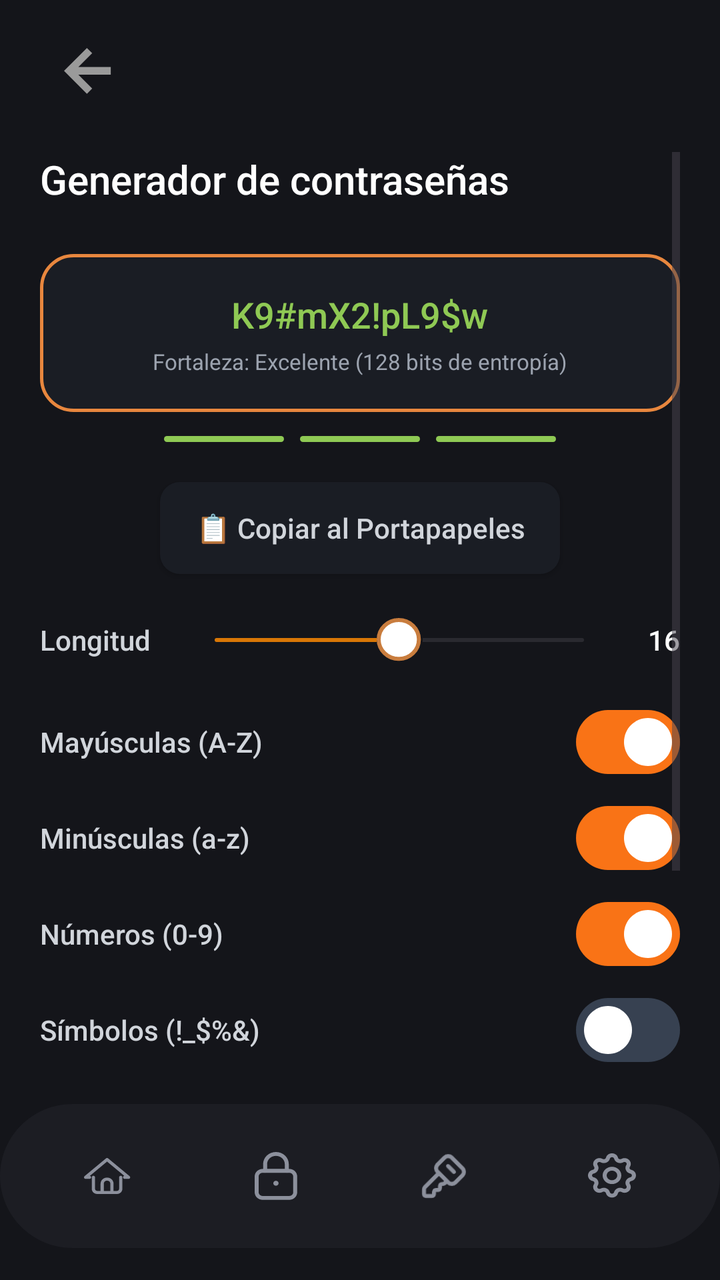
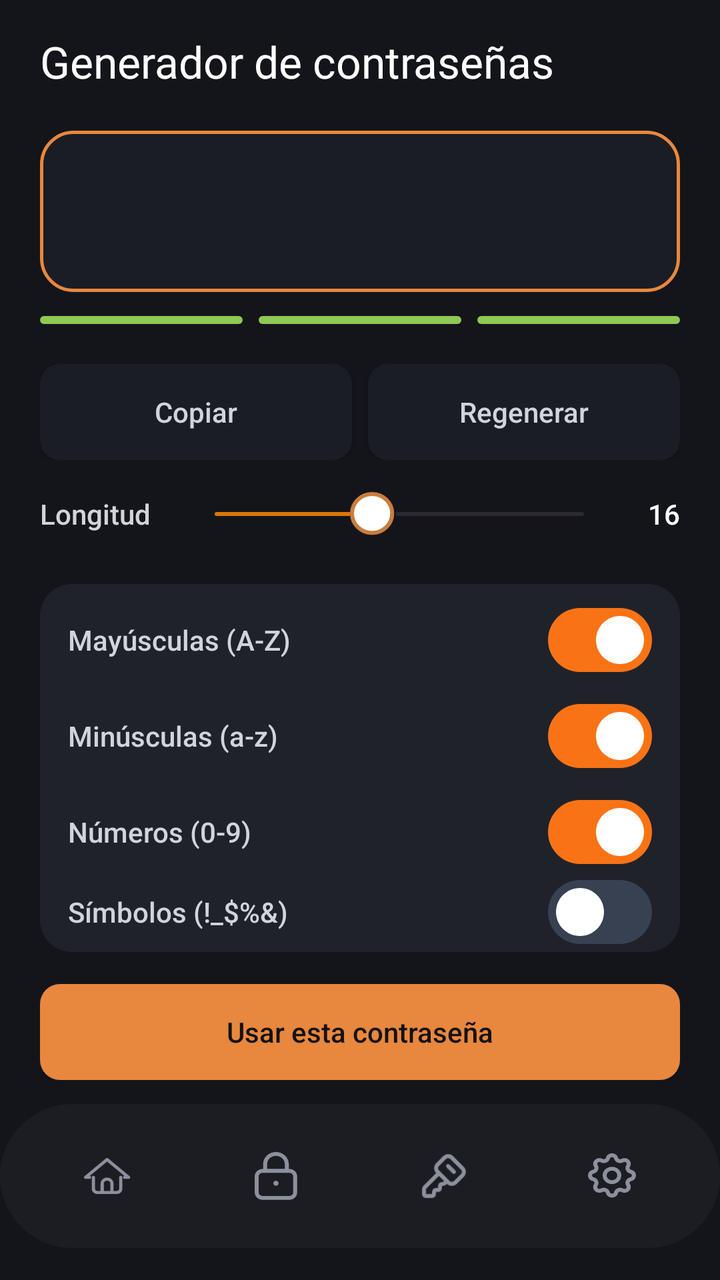

The first picture is an Android layout as it rendered before a commit; the second is the same layout after the commit. The layout source and the unified diff follow.
<!-- AndroidManifest.xml: application theme Theme.MyApplication -->
<!-- res/layout/activity_password_generator.xml -->
<?xml version="1.0" encoding="utf-8"?>
<androidx.constraintlayout.widget.ConstraintLayout xmlns:android="http://schemas.android.com/apk/res/android"
    xmlns:app="http://schemas.android.com/apk/res-auto"
    android:layout_width="match_parent"
    android:layout_height="match_parent"
    android:background="@color/bg_main">

    
    <ScrollView
        android:layout_width="0dp"
        android:layout_height="0dp"
        android:fillViewport="true"
        android:clipToPadding="false"
        android:paddingHorizontal="20dp"
        android:paddingTop="16dp"
        android:paddingBottom="24dp"
        app:layout_constraintTop_toBottomOf="@+id/btnBack"
        app:layout_constraintBottom_toTopOf="@+id/bottomNavContainer"
        app:layout_constraintStart_toStartOf="parent"
        app:layout_constraintEnd_toEndOf="parent">

        <LinearLayout
            android:layout_width="match_parent"
            android:layout_height="wrap_content"
            android:orientation="vertical">

            
            <TextView
                android:layout_width="wrap_content"
                android:layout_height="wrap_content"
                android:layout_marginTop="0dp"
                android:layout_marginBottom="24dp"
                android:fontFamily="sans-serif-medium"
                android:text="@string/generator_title"
                android:textColor="#FFFFFF"
                android:textSize="20sp" />

            
            <LinearLayout
                android:layout_width="match_parent"
                android:layout_height="wrap_content"
                android:layout_marginBottom="12dp"
                android:background="@drawable/bg_card_password_border"
                android:gravity="center"
                android:orientation="vertical"
                android:paddingHorizontal="16dp"
                android:paddingVertical="18dp">

                <TextView
                    android:id="@+id/tvGeneratedPassword"
                    android:layout_width="wrap_content"
                    android:layout_height="wrap_content"
                    android:layout_marginBottom="4dp"
                    android:fontFamily="sans-serif-medium"
                    android:text="K9#mX2!pL9$w"
                    android:textColor="#8FC954"
                    android:textSize="18sp" />

                <TextView
                    android:id="@+id/tvStrengthLabel"
                    android:layout_width="wrap_content"
                    android:layout_height="wrap_content"
                    android:fontFamily="sans-serif"
                    android:text="@string/generator_strength_hint"
                    android:textColor="#9CA3AF"
                    android:textSize="11sp" />
            </LinearLayout>

            
            <LinearLayout
                android:layout_width="match_parent"
                android:layout_height="wrap_content"
                android:layout_marginBottom="20dp"
                android:gravity="center"
                android:orientation="horizontal">

                <View
                    android:id="@+id/viewBar1"
                    android:layout_width="60dp"
                    android:layout_height="3dp"
                    android:layout_marginEnd="8dp"
                    android:background="@drawable/bg_strength_bar_thin" />

                <View
                    android:id="@+id/viewBar2"
                    android:layout_width="60dp"
                    android:layout_height="3dp"
                    android:layout_marginEnd="8dp"
                    android:background="@drawable/bg_strength_bar_thin" />

                <View
                    android:id="@+id/viewBar3"
                    android:layout_width="60dp"
                    android:layout_height="3dp"
                    android:background="@drawable/bg_strength_bar_thin" />
            </LinearLayout>

            
            <androidx.appcompat.widget.AppCompatButton
                android:id="@+id/btnCopy"
                android:layout_width="200dp"
                android:layout_height="46dp"
                android:layout_gravity="center"
                android:layout_marginBottom="22dp"
                android:background="@drawable/bg_card_rounded"
                android:fontFamily="sans-serif-medium"
                android:text="@string/generator_copy"
                android:textAllCaps="false"
                android:textColor="#D1D5DB"
                android:textSize="14sp" />

            
            <LinearLayout
                android:layout_width="match_parent"
                android:layout_height="wrap_content"
                android:layout_marginBottom="24dp"
                android:gravity="center_vertical"
                android:orientation="horizontal">

                <TextView
                    android:layout_width="wrap_content"
                    android:layout_height="wrap_content"
                    android:fontFamily="sans-serif-medium"
                    android:text="@string/generator_length"
                    android:textColor="#D1D5DB"
                    android:textSize="14sp" />

                <SeekBar
                    android:id="@+id/seekBarLength"
                    android:layout_width="0dp"
                    android:layout_height="wrap_content"
                    android:layout_marginStart="16dp"
                    android:layout_marginEnd="16dp"
                    android:layout_weight="1"
                    android:max="32"
                    android:minHeight="2dp"
                    android:maxHeight="2dp"
                    android:progress="16"
                    android:progressDrawable="@drawable/bg_seekbar_thick"
                    android:thumb="@drawable/vector_5" />

                <TextView
                    android:id="@+id/tvLengthValue"
                    android:layout_width="wrap_content"
                    android:layout_height="wrap_content"
                    android:fontFamily="sans-serif-medium"
                    android:text="16"
                    android:textColor="#FFFFFF"
                    android:textSize="14sp" />
            </LinearLayout>

            
            <LinearLayout
                android:layout_width="match_parent"
                android:layout_height="wrap_content"
                android:layout_marginBottom="24dp"
                android:orientation="vertical">

                
                <LinearLayout
                    android:layout_width="match_parent"
                    android:layout_height="wrap_content"
                    android:layout_marginBottom="16dp"
                    android:gravity="center_vertical"
                    android:orientation="horizontal">

                    <TextView
                        android:layout_width="0dp"
                        android:layout_height="wrap_content"
                        android:layout_weight="1"
                        android:fontFamily="sans-serif-medium"
                        android:text="@string/generator_uppercase"
                        android:textColor="#D1D5DB"
                        android:textSize="14sp" />

                    <androidx.appcompat.widget.SwitchCompat
                        android:id="@+id/switchUppercase"
                        android:layout_width="52dp"
                        android:layout_height="32dp"
                        android:checked="true"
                        android:background="@drawable/switch_custom_selector"
                        android:thumb="@null"
                        app:track="@null" />
                </LinearLayout>

                
                <LinearLayout
                    android:layout_width="match_parent"
                    android:layout_height="wrap_content"
                    android:layout_marginBottom="16dp"
                    android:gravity="center_vertical"
                    android:orientation="horizontal">

                    <TextView
                        android:layout_width="0dp"
                        android:layout_height="wrap_content"
                        android:layout_weight="1"
                        android:fontFamily="sans-serif-medium"
                        android:text="@string/generator_lowercase"
                        android:textColor="#D1D5DB"
                        android:textSize="14sp" />

                    <androidx.appcompat.widget.SwitchCompat
                        android:id="@+id/switchLowercase"
                        android:layout_width="52dp"
                        android:layout_height="32dp"
                        android:checked="true"
                        android:background="@drawable/switch_custom_selector"
                        android:thumb="@null"
                        app:track="@null" />
                </LinearLayout>

                
                <LinearLayout
                    android:layout_width="match_parent"
                    android:layout_height="wrap_content"
                    android:layout_marginBottom="16dp"
                    android:gravity="center_vertical"
                    android:orientation="horizontal">

                    <TextView
                        android:layout_width="0dp"
                        android:layout_height="wrap_content"
                        android:layout_weight="1"
                        android:fontFamily="sans-serif-medium"
                        android:text="Números (0-9)"
                        android:textColor="#D1D5DB"
                        android:textSize="14sp" />

                    <androidx.appcompat.widget.SwitchCompat
                        android:id="@+id/switchNumbers"
                        android:layout_width="52dp"
                        android:layout_height="32dp"
                        android:checked="true"
                        android:background="@drawable/switch_custom_selector"
                        android:thumb="@null"
                        app:track="@null" />
                </LinearLayout>

                
                <LinearLayout
                    android:layout_width="match_parent"
                    android:layout_height="wrap_content"
                    android:gravity="center_vertical"
                    android:orientation="horizontal">

                    <TextView
                        android:layout_width="0dp"
                        android:layout_height="wrap_content"
                        android:layout_weight="1"
                        android:fontFamily="sans-serif-medium"
                        android:text="Símbolos (!_$%&amp;)"
                        android:textColor="#D1D5DB"
                        android:textSize="14sp" />

                    <androidx.appcompat.widget.SwitchCompat
                        android:id="@+id/switchSymbols"
                        android:layout_width="52dp"
                        android:layout_height="32dp"
                        android:background="@drawable/switch_custom_selector"
                        android:thumb="@null"
                        app:track="@null" />
                </LinearLayout>
            </LinearLayout>

            
            <androidx.appcompat.widget.AppCompatButton
                android:id="@+id/btnGenerateNew"
                android:layout_width="match_parent"
                android:layout_height="48dp"
                android:layout_marginBottom="12dp"
                android:background="@drawable/bg_card_rounded"
                android:fontFamily="sans-serif-medium"
                android:text="Generar de nuevo"
                android:textAllCaps="false"
                android:textColor="#D1D5DB"
                android:textSize="14sp" />

            <androidx.appcompat.widget.AppCompatButton
                android:id="@+id/btnAcceptPassword"
                android:layout_width="match_parent"
                android:layout_height="48dp"
                android:layout_marginBottom="16dp"
                android:background="@drawable/bg_button_orange"
                android:fontFamily="sans-serif-medium"
                android:text="Continuar con esta contraseña"
                android:textAllCaps="false"
                android:textColor="#121212"
                android:textSize="14sp" />

        </LinearLayout>
    </ScrollView>

    
    <ImageView
        android:id="@+id/btnBack"
        android:layout_width="48dp"
        android:layout_height="48dp"
        android:padding="12dp"
        android:layout_marginStart="20dp"
        android:layout_marginTop="12dp"
        android:contentDescription="Volver"
        android:src="@drawable/flecha"
        app:layout_constraintStart_toStartOf="parent"
        app:layout_constraintTop_toTopOf="parent" />

    
    <include
        android:id="@+id/bottomNavContainer"
        layout="@layout/layout_bottom_nav"
        android:layout_width="0dp"
        android:layout_height="72dp"
        android:layout_marginBottom="16dp"
        app:layout_constraintBottom_toBottomOf="parent"
        app:layout_constraintEnd_toEndOf="parent"
        app:layout_constraintStart_toStartOf="parent" />

</androidx.constraintlayout.widget.ConstraintLayout>
<!-- res/layout/layout_bottom_nav.xml (included above) -->
<?xml version="1.0" encoding="utf-8"?>
<LinearLayout xmlns:android="http://schemas.android.com/apk/res/android"
    xmlns:app="http://schemas.android.com/apk/res-auto"
    android:id="@+id/bottomNavContainer"
    android:layout_width="match_parent"
    android:layout_height="72dp"
    android:layout_marginHorizontal="24dp"
    android:layout_marginBottom="16dp"
    android:background="@drawable/bg_bottom_nav"
    android:elevation="8dp"
    android:gravity="center_vertical"
    android:orientation="horizontal"
    android:paddingHorizontal="12dp">

    
    <LinearLayout
        android:id="@+id/btnNavHome"
        android:layout_width="0dp"
        android:layout_height="48dp"
        android:layout_weight="1"
        android:clickable="true"
        android:focusable="true"
        android:gravity="center"
        android:orientation="horizontal">

        <ImageView
            android:id="@+id/ivNavHome"
            android:layout_width="24dp"
            android:layout_height="24dp"
            android:src="@drawable/ic_home"
            app:tint="#8C909C" />
    </LinearLayout>

    
    <LinearLayout
        android:id="@+id/btnNavLock"
        android:layout_width="0dp"
        android:layout_height="48dp"
        android:layout_weight="1"
        android:clickable="true"
        android:focusable="true"
        android:gravity="center"
        android:orientation="horizontal">

        <ImageView
            android:id="@+id/ivNavLock"
            android:layout_width="24dp"
            android:layout_height="24dp"
            android:src="@drawable/ic_lock"
            app:tint="#8C909C" />
    </LinearLayout>

    
    <LinearLayout
        android:id="@+id/btnNavKey"
        android:layout_width="0dp"
        android:layout_height="48dp"
        android:layout_weight="1"
        android:clickable="true"
        android:focusable="true"
        android:gravity="center"
        android:orientation="horizontal">

        <ImageView
            android:id="@+id/ivNavKey"
            android:layout_width="24dp"
            android:layout_height="24dp"
            android:src="@drawable/ic_key"
            app:tint="#8C909C" />
    </LinearLayout>

    
    <LinearLayout
        android:id="@+id/btnNavSettings"
        android:layout_width="0dp"
        android:layout_height="48dp"
        android:layout_weight="1"
        android:clickable="true"
        android:focusable="true"
        android:gravity="center"
        android:orientation="horizontal">

        <ImageView
            android:id="@+id/ivNavSettings"
            android:layout_width="24dp"
            android:layout_height="24dp"
            android:src="@drawable/ic_settings"
            app:tint="#8C909C" />
    </LinearLayout>

</LinearLayout>
<!-- resources referenced by this layout -->
<resources>
  <color name="bg_main">#14151A</color>
  <!-- drawable bg_bottom_nav (drawable) -->
  <vector xmlns:android="http://schemas.android.com/apk/res/android"
      android:width="372dp"
      android:height="75dp"
      android:viewportWidth="372"
      android:viewportHeight="75">
    <path
        android:pathData="M334.58,0H37.42C16.75,0 0,16.79 0,37.5C0,58.21 16.75,75 37.42,75H334.58C355.25,75 372,58.21 372,37.5C372,16.79 355.25,0 334.58,0Z"
        android:fillColor="#1C1D23"/>
  </vector>
  <!-- drawable bg_button_orange (drawable) -->
  <?xml version="1.0" encoding="utf-8"?>
  <shape xmlns:android="http://schemas.android.com/apk/res/android"
      android:shape="rectangle">
      <solid android:color="#E8873E" />
      <corners android:radius="10dp" />
  </shape>
  <!-- drawable bg_card_password_border (drawable) -->
  <?xml version="1.0" encoding="utf-8"?>
  <shape xmlns:android="http://schemas.android.com/apk/res/android"
      android:shape="rectangle">
      <solid android:color="#1A1D24" />
      <stroke android:width="1.5dp" android:color="#E8873E" />
      <corners android:radius="16dp" />
  </shape>
  <!-- drawable bg_card_rounded (drawable) -->
  <?xml version="1.0" encoding="utf-8"?>
  <shape xmlns:android="http://schemas.android.com/apk/res/android"
      android:shape="rectangle">
      <solid android:color="#1A1D24" />
      <corners android:radius="10dp" />
  </shape>
  <!-- drawable bg_strength_bar_thin (drawable) -->
  <?xml version="1.0" encoding="utf-8"?>
  <shape xmlns:android="http://schemas.android.com/apk/res/android"
      android:shape="rectangle">
  
      
      <size android:height="5dp" />
  
      <solid android:color="#8FC954" />
      <corners android:radius="2dp" />
  </shape>
  <!-- drawable flecha (drawable) -->
  <vector xmlns:android="http://schemas.android.com/apk/res/android"
      android:width="15dp"
      android:height="15dp"
      android:viewportWidth="15"
      android:viewportHeight="15">
    <path
        android:pathData="M7.159,14.318L0,7.159L7.159,-0L8.807,1.633L4.482,5.959H14.616V8.359H4.482L8.807,12.677L7.159,14.318Z"
        android:fillColor="#9A9A9A"/>
  </vector>
  <!-- drawable switch_custom_selector (drawable) -->
  <?xml version="1.0" encoding="utf-8"?>
  <selector xmlns:android="http://schemas.android.com/apk/res/android">
      <item android:state_checked="true" android:drawable="@drawable/switch_checked" />
      <item android:state_checked="false" android:drawable="@drawable/switch_unchecked" />
  </selector>
  <!-- drawable vector_5 (drawable) -->
  <vector xmlns:android="http://schemas.android.com/apk/res/android"
      android:width="23dp"
      android:height="22dp"
      android:viewportWidth="23"
      android:viewportHeight="22">
    <path
        android:pathData="M11.05,20.447C16.601,20.447 21.1,16.094 21.1,10.723C21.1,5.353 16.601,1 11.05,1C5.5,1 1,5.353 1,10.723C1,16.094 5.5,20.447 11.05,20.447Z"
        android:strokeWidth="2"
        android:fillColor="#ffffff"
        android:strokeColor="#C97D3E"/>
  </vector>
  <string name="generator_copy">📋  Copiar al Portapapeles</string>
  <string name="generator_length">Longitud</string>
  <string name="generator_lowercase">Minúsculas (a-z)</string>
  <string name="generator_strength_hint">Fortaleza: Excelente (128 bits de entropía)</string>
  <string name="generator_title">Generador de contraseñas</string>
  <string name="generator_uppercase">Mayúsculas (A-Z)</string>
  <style name="Theme.MyApplication" parent="Base.Theme.MyApplication" />
  <style name="Base.Theme.MyApplication" parent="Theme.Material3.DayNight.NoActionBar">
          <item name="android:windowBackground">#000000</item>
      </style>
  <!-- unchanged entries left out for length: 7 -->
</resources>

<!-- the commit's change to res/layout/activity_password_generator.xml (unified diff, before → after) -->
@@ -14,7 +14,7 @@
         android:paddingHorizontal="20dp"
         android:paddingTop="16dp"
         android:paddingBottom="24dp"
-        app:layout_constraintTop_toBottomOf="@+id/btnBack"
+        app:layout_constraintTop_toTopOf="parent"
         app:layout_constraintBottom_toTopOf="@+id/bottomNavContainer"
         app:layout_constraintStart_toStartOf="parent"
         app:layout_constraintEnd_toEndOf="parent">
@@ -28,12 +28,11 @@
             <TextView
                 android:layout_width="wrap_content"
                 android:layout_height="wrap_content"
-                android:layout_marginTop="0dp"
-                android:layout_marginBottom="24dp"
-                android:fontFamily="sans-serif-medium"
+                android:layout_marginBottom="20dp"
+                android:fontFamily="@font/inter_bold"
                 android:text="@string/generator_title"
                 android:textColor="#FFFFFF"
-                android:textSize="20sp" />
+                android:textSize="22sp" />
 
             
             <LinearLayout
@@ -51,9 +50,10 @@
                     android:layout_width="wrap_content"
                     android:layout_height="wrap_content"
                     android:layout_marginBottom="4dp"
-                    android:fontFamily="sans-serif-medium"
-                    android:text="K9#mX2!pL9$w"
-                    android:textColor="#8FC954"
+                    android:fontFamily="monospace"
+                    android:gravity="center"
+                    android:textDirection="ltr"
+                    android:textColor="@color/text_primary"
                     android:textSize="18sp" />
 
                 <TextView
@@ -61,9 +61,9 @@
                     android:layout_width="wrap_content"
                     android:layout_height="wrap_content"
                     android:fontFamily="sans-serif"
-                    android:text="@string/generator_strength_hint"
+                    android:gravity="center"
                     android:textColor="#9CA3AF"
-                    android:textSize="11sp" />
+                    android:textSize="12sp" />
             </LinearLayout>
 
             
@@ -76,38 +76,59 @@
 
                 <View
                     android:id="@+id/viewBar1"
-                    android:layout_width="60dp"
-                    android:layout_height="3dp"
+                    android:layout_width="0dp"
+                    android:layout_weight="1"
+                    android:layout_height="4dp"
                     android:layout_marginEnd="8dp"
                     android:background="@drawable/bg_strength_bar_thin" />
 
                 <View
                     android:id="@+id/viewBar2"
-                    android:layout_width="60dp"
-                    android:layout_height="3dp"
+                    android:layout_width="0dp"
+                    android:layout_weight="1"
+                    android:layout_height="4dp"
                     android:layout_marginEnd="8dp"
                     android:background="@drawable/bg_strength_bar_thin" />
 
                 <View
                     android:id="@+id/viewBar3"
-                    android:layout_width="60dp"
-                    android:layout_height="3dp"
+                    android:layout_width="0dp"
+                    android:layout_weight="1"
+                    android:layout_height="4dp"
                     android:background="@drawable/bg_strength_bar_thin" />
             </LinearLayout>
 
-            
-            <androidx.appcompat.widget.AppCompatButton
-                android:id="@+id/btnCopy"
-                android:layout_width="200dp"
-                android:layout_height="46dp"
-                android:layout_gravity="center"
-                android:layout_marginBottom="22dp"
-                android:background="@drawable/bg_card_rounded"
-                android:fontFamily="sans-serif-medium"
-                android:text="@string/generator_copy"
-                android:textAllCaps="false"
-                android:textColor="#D1D5DB"
-                android:textSize="14sp" />
+            <LinearLayout
+                android:layout_width="match_parent"
+                android:layout_height="wrap_content"
+                android:layout_marginBottom="16dp"
+                android:orientation="horizontal">
+
+                <androidx.appcompat.widget.AppCompatButton
+                    android:id="@+id/btnCopy"
+                    android:layout_width="0dp"
+                    android:layout_height="wrap_content"
+                    android:layout_weight="1"
+                    android:layout_marginEnd="8dp"
+                    android:minHeight="48dp"
+                    android:background="@drawable/bg_card_rounded"
+                    android:foreground="?attr/selectableItemBackground"
+                    android:text="@string/generator_copy"
+                    android:textAllCaps="false"
+                    android:textColor="@color/text_soft" />
+
+                <androidx.appcompat.widget.AppCompatButton
+                    android:id="@+id/btnGenerateNew"
+                    android:layout_width="0dp"
+                    android:layout_height="wrap_content"
+                    android:layout_weight="1"
+                    android:minHeight="48dp"
+                    android:background="@drawable/bg_card_rounded"
+                    android:foreground="?attr/selectableItemBackground"
+                    android:text="@string/generator_regenerate"
+                    android:textAllCaps="false"
+                    android:textColor="@color/text_soft" />
+            </LinearLayout>
 
             
             <LinearLayout
@@ -127,15 +148,16 @@
 
                 <SeekBar
                     android:id="@+id/seekBarLength"
+                    android:contentDescription="@string/generator_length"
                     android:layout_width="0dp"
                     android:layout_height="wrap_content"
                     android:layout_marginStart="16dp"
                     android:layout_marginEnd="16dp"
                     android:layout_weight="1"
-                    android:max="32"
+                    android:max="28"
                     android:minHeight="2dp"
                     android:maxHeight="2dp"
-                    android:progress="16"
+                    android:progress="12"
                     android:progressDrawable="@drawable/bg_seekbar_thick"
                     android:thumb="@drawable/vector_5" />
 
@@ -153,14 +175,17 @@
             <LinearLayout
                 android:layout_width="match_parent"
                 android:layout_height="wrap_content"
-                android:layout_marginBottom="24dp"
+                android:layout_marginBottom="16dp"
+                android:background="@drawable/bg_card_row"
+                android:paddingHorizontal="14dp"
+                android:paddingVertical="4dp"
                 android:orientation="vertical">
 
                 
                 <LinearLayout
                     android:layout_width="match_parent"
                     android:layout_height="wrap_content"
-                    android:layout_marginBottom="16dp"
+                    android:minHeight="48dp"
                     android:gravity="center_vertical"
                     android:orientation="horizontal">
 
@@ -169,6 +194,7 @@
                         android:layout_height="wrap_content"
                         android:layout_weight="1"
                         android:fontFamily="sans-serif-medium"
+                        android:labelFor="@id/switchUppercase"
                         android:text="@string/generator_uppercase"
                         android:textColor="#D1D5DB"
                         android:textSize="14sp" />
@@ -187,7 +213,7 @@
                 <LinearLayout
                     android:layout_width="match_parent"
                     android:layout_height="wrap_content"
-                    android:layout_marginBottom="16dp"
+                    android:minHeight="48dp"
                     android:gravity="center_vertical"
                     android:orientation="horizontal">
 
@@ -196,6 +222,7 @@
                         android:layout_height="wrap_content"
                         android:layout_weight="1"
                         android:fontFamily="sans-serif-medium"
+                        android:labelFor="@id/switchLowercase"
                         android:text="@string/generator_lowercase"
                         android:textColor="#D1D5DB"
                         android:textSize="14sp" />
@@ -214,7 +241,7 @@
                 <LinearLayout
                     android:layout_width="match_parent"
                     android:layout_height="wrap_content"
-                    android:layout_marginBottom="16dp"
+                    android:minHeight="48dp"
                     android:gravity="center_vertical"
                     android:orientation="horizontal">
 
@@ -223,7 +250,8 @@
                         android:layout_height="wrap_content"
                         android:layout_weight="1"
                         android:fontFamily="sans-serif-medium"
-                        android:text="Números (0-9)"
+                        android:labelFor="@id/switchNumbers"
+                        android:text="@string/generator_numbers"
                         android:textColor="#D1D5DB"
                         android:textSize="14sp" />
 
@@ -249,7 +277,8 @@
                         android:layout_height="wrap_content"
                         android:layout_weight="1"
                         android:fontFamily="sans-serif-medium"
-                        android:text="Símbolos (!_$%&amp;)"
+                        android:labelFor="@id/switchSymbols"
+                        android:text="@string/generator_symbols"
                         android:textColor="#D1D5DB"
                         android:textSize="14sp" />
 
@@ -263,46 +292,20 @@
                 </LinearLayout>
             </LinearLayout>
 
-            
-            <androidx.appcompat.widget.AppCompatButton
-                android:id="@+id/btnGenerateNew"
-                android:layout_width="match_parent"
-                android:layout_height="48dp"
-                android:layout_marginBottom="12dp"
-                android:background="@drawable/bg_card_rounded"
-                android:fontFamily="sans-serif-medium"
-                android:text="Generar de nuevo"
-                android:textAllCaps="false"
-                android:textColor="#D1D5DB"
-                android:textSize="14sp" />
-
             <androidx.appcompat.widget.AppCompatButton
                 android:id="@+id/btnAcceptPassword"
                 android:layout_width="match_parent"
-                android:layout_height="48dp"
-                android:layout_marginBottom="16dp"
+                android:layout_height="wrap_content"
+                android:minHeight="48dp"
                 android:background="@drawable/bg_button_orange"
                 android:fontFamily="sans-serif-medium"
-                android:text="Continuar con esta contraseña"
+                android:text="@string/generator_accept"
                 android:textAllCaps="false"
                 android:textColor="#121212"
                 android:textSize="14sp" />
 
         </LinearLayout>
     </ScrollView>
-
-    
-    <ImageView
-        android:id="@+id/btnBack"
-        android:layout_width="48dp"
-        android:layout_height="48dp"
-        android:padding="12dp"
-        android:layout_marginStart="20dp"
-        android:layout_marginTop="12dp"
-        android:contentDescription="Volver"
-        android:src="@drawable/flecha"
-        app:layout_constraintStart_toStartOf="parent"
-        app:layout_constraintTop_toTopOf="parent" />
 
     
     <include
<!-- resource entries referenced after the edit -->
@@ -1,6 +1,8 @@
 <!-- resources referenced by this layout -->
 <resources>
   <color name="bg_main">#14151A</color>
+  <color name="text_primary">#FFFFFF</color>
+  <color name="text_soft">#D1D5DB</color>
   <!-- drawable bg_bottom_nav (drawable) -->
   <vector xmlns:android="http://schemas.android.com/apk/res/android"
       android:width="372dp"
@@ -33,6 +35,13 @@
       <solid android:color="#1A1D24" />
       <corners android:radius="10dp" />
   </shape>
+  <!-- drawable bg_card_row (drawable) -->
+  <?xml version="1.0" encoding="utf-8"?>
+  <shape xmlns:android="http://schemas.android.com/apk/res/android"
+      android:shape="rectangle">
+      <solid android:color="@color/bg_dark_card" />
+      <corners android:radius="16dp" />
+  </shape>
   <!-- drawable bg_strength_bar_thin (drawable) -->
   <?xml version="1.0" encoding="utf-8"?>
   <shape xmlns:android="http://schemas.android.com/apk/res/android"
@@ -44,16 +53,6 @@
       <solid android:color="#8FC954" />
       <corners android:radius="2dp" />
   </shape>
-  <!-- drawable flecha (drawable) -->
-  <vector xmlns:android="http://schemas.android.com/apk/res/android"
-      android:width="15dp"
-      android:height="15dp"
-      android:viewportWidth="15"
-      android:viewportHeight="15">
-    <path
-        android:pathData="M7.159,14.318L0,7.159L7.159,-0L8.807,1.633L4.482,5.959H14.616V8.359H4.482L8.807,12.677L7.159,14.318Z"
-        android:fillColor="#9A9A9A"/>
-  </vector>
   <!-- drawable switch_custom_selector (drawable) -->
   <?xml version="1.0" encoding="utf-8"?>
   <selector xmlns:android="http://schemas.android.com/apk/res/android">
@@ -72,13 +71,17 @@
         android:fillColor="#ffffff"
         android:strokeColor="#C97D3E"/>
   </vector>
-  <string name="generator_copy">📋  Copiar al Portapapeles</string>
+  <string name="generator_accept">Usar esta contraseña</string>
+  <string name="generator_copy">Copiar</string>
   <string name="generator_length">Longitud</string>
   <string name="generator_lowercase">Minúsculas (a-z)</string>
-  <string name="generator_strength_hint">Fortaleza: Excelente (128 bits de entropía)</string>
+  <string name="generator_numbers">Números (0-9)</string>
+  <string name="generator_regenerate">Regenerar</string>
+  <string name="generator_symbols">Símbolos (!_$%&amp;)</string>
   <string name="generator_title">Generador de contraseñas</string>
   <string name="generator_uppercase">Mayúsculas (A-Z)</string>
   <style name="Theme.MyApplication" parent="Base.Theme.MyApplication" />
+  <color name="bg_dark_card">#20222A</color>
   <style name="Base.Theme.MyApplication" parent="Theme.Material3.DayNight.NoActionBar">
           <item name="android:windowBackground">#000000</item>
       </style>
